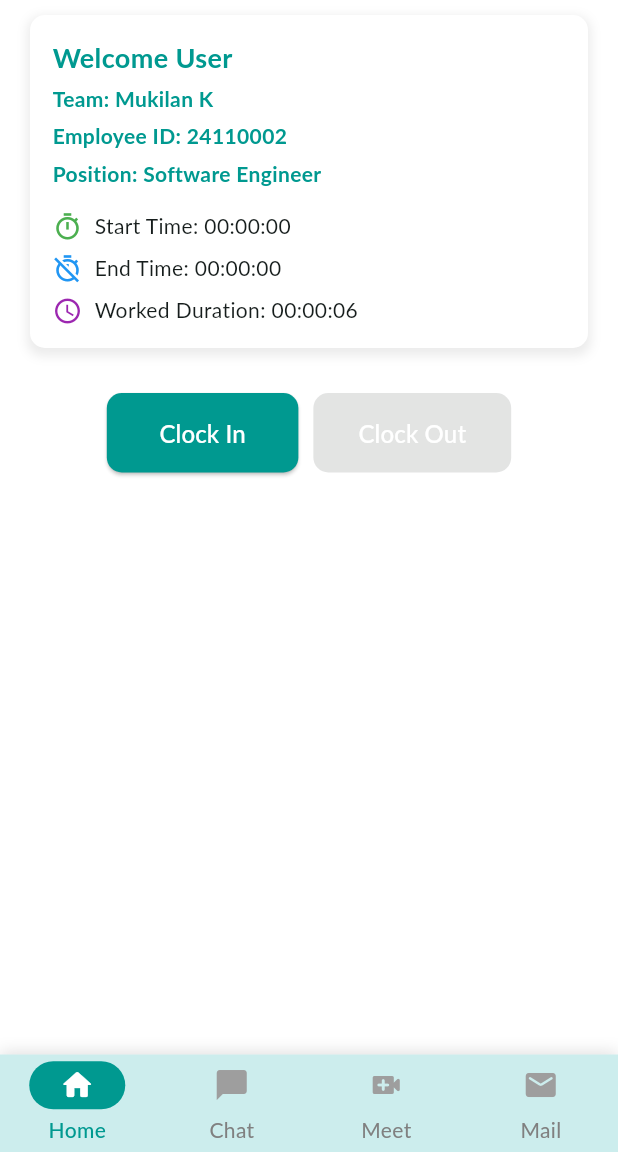
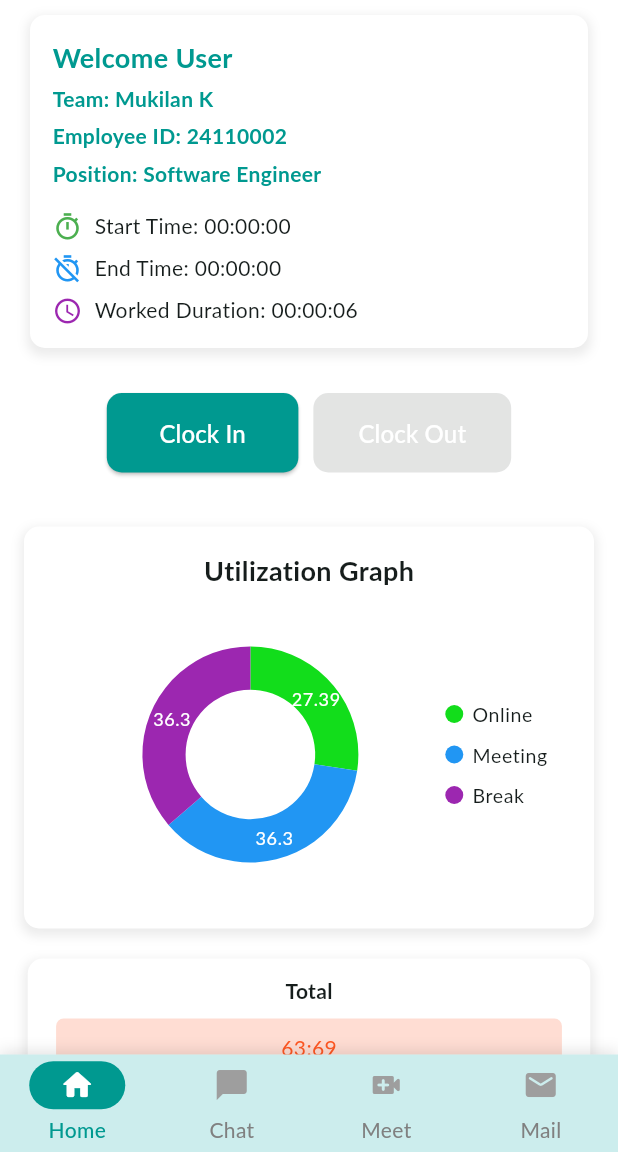
Before and after one commit to mushirkhan26/90-minutes, a Flutter app: the HomeScreen screen opened by its route, on a phone screen of 412 x 824 dp, the part 84-1236 px from its top. Run offline on Flutter 3.47's test engine with Material 3 defaults, Android fonts, the phone set to English and light mode, and no system bars; our stand-ins replace audioplayers, cached_network_image, dio, file_picker, firebase_core, firebase_messaging and 16 more; missing offline and left inert: flutter_initicon; accounts and stored records are empty; network calls fail; Roboto replaces fonts that are missing (Lato).

Commit message:
Chart UI

```diff
--- a/lib/features/home/screens/home_screen.dart
+++ b/lib/features/home/screens/home_screen.dart
@@ -10,6 +10,8 @@ import 'package:provider/provider.dart';
 import '../../../core/constants/app_constants.dart';
 import '../provider/clock_provider.dart';
 import 'package:hrtz_hrms/core/services/secure_storage_service.dart';
+
+import '../widgets/home_chart.dart';
 
 class HomeScreen extends StatelessWidget {
   const HomeScreen({super.key});
@@ -171,7 +173,7 @@ class HomeScreen extends StatelessWidget {
           },
         ),
       ),
-      body: Center(
+      body: SingleChildScrollView(
         child: Column(
           children: [
             Container(
@@ -346,6 +348,8 @@ class HomeScreen extends StatelessWidget {
                 ),
               ],
             ),
+            const SizedBox(height: 20),
+            const HomeChart(),
           ],
         ),
       ),
--- a/lib/features/home/widgets/home_chart.dart
+++ b/lib/features/home/widgets/home_chart.dart
@@ -1,10 +1,139 @@
 import 'package:flutter/material.dart';
+import 'package:syncfusion_flutter_charts/charts.dart';
+
+import '../../../config/theme/app_colors.dart';
 
 class HomeChart extends StatelessWidget {
   const HomeChart({super.key});
 
   @override
   Widget build(BuildContext context) {
-    return const Placeholder();
+    return Padding(
+      padding: const EdgeInsets.all(16.0),
+      child: Column(
+        children: [
+          Container(
+            padding: const EdgeInsets.all(16),
+            decoration: BoxDecoration(
+              color: Colors.white,
+              borderRadius: BorderRadius.circular(10),
+              boxShadow: [
+                BoxShadow(
+                  color: Colors.grey.withValues(alpha: 0.2),
+                  spreadRadius: 2,
+                  blurRadius: 5,
+                  offset: const Offset(0, 3),
+                ),
+              ],
+            ),
+            child: Column(
+              children: [
+                const Text(
+                  "Utilization Graph",
+                  style: TextStyle(fontSize: 18, fontWeight: FontWeight.bold),
+                ),
+                const SizedBox(height: 10),
+                SizedBox(
+                  height: 200,
+                  child: SfCircularChart(
+                    series: <CircularSeries>[
+                      DoughnutSeries<ChartData, String>(
+                        dataSource: [
+                          ChartData('Online', 27.39, AppColors.activeGreen),
+                          ChartData('Meeting', 36.30, Colors.blue),
+                          ChartData('Break', 36.30, Colors.purple),
+                        ],
+                        xValueMapper: (ChartData data, _) => data.category,
+                        yValueMapper: (ChartData data, _) => data.value,
+                        pointColorMapper: (ChartData data, _) => data.color,
+                        radius: '80%',
+                        innerRadius: '60%',
+                        dataLabelSettings: const DataLabelSettings(
+                          isVisible: true,
+                          labelPosition: ChartDataLabelPosition.inside,
+                          textStyle: TextStyle(
+                            fontSize: 12,
+                            color: Colors.white,
+                          ),
+                        ),
+                      ),
+                    ],
+                    legend: const Legend(
+                      isVisible: true,
+                      position: LegendPosition.right,
+                      overflowMode: LegendItemOverflowMode.wrap,
+                    ),
+                  ),
+                ),
+              ],
+            ),
+          ),
+          const SizedBox(height: 20),
+          // Existing Cards
+          _buildCard(
+            'Total',
+            '63:69',
+            Colors.deepOrange,
+            'Productivity: Medium',
+          ),
+          const SizedBox(height: 15),
+          _buildCard('Online', '27:39', AppColors.activeGreen),
+          const SizedBox(height: 15),
+          _buildCard('Meeting', '36:30', Colors.blue),
+          const SizedBox(height: 15),
+          _buildCard('Break', '36:30', Colors.purple),
+        ],
+      ),
+    );
+  }
+
+  Widget _buildCard(
+    String title,
+    String time,
+    Color color, [
+    String? subtitle,
+  ]) {
+    return Container(
+      width: 375,
+      padding: EdgeInsets.all(12),
+      decoration: BoxDecoration(
+        color: Colors.white,
+        borderRadius: BorderRadius.circular(10),
+        boxShadow: [
+          BoxShadow(
+            color: Colors.grey.withValues(alpha: 0.2),
+            spreadRadius: 2,
+            blurRadius: 5,
+            offset: Offset(0, 3),
+          ),
+        ],
+      ),
+      child: Column(
+        children: [
+          Text(title, style: TextStyle(fontWeight: FontWeight.bold)),
+          SizedBox(height: 8),
+          Container(
+            padding: EdgeInsets.symmetric(horizontal: 150, vertical: 10),
+            decoration: BoxDecoration(
+              color: color.withValues(alpha: 0.2),
+              borderRadius: BorderRadius.circular(5),
+            ),
+            child: Text(time, style: TextStyle(color: color)),
+          ),
+          if (subtitle != null) ...[
+            SizedBox(height: 4),
+            Text(subtitle, style: TextStyle(color: color, fontSize: 10)),
+          ],
+        ],
+      ),
+    );
   }
 }
+
+class ChartData {
+  final String category;
+  final double value;
+  final Color color;
+
+  ChartData(this.category, this.value, this.color);
+}
--- a/pubspec.yaml
+++ b/pubspec.yaml
@@ -41,6 +41,7 @@ dependencies:
   url_launcher: ^6.3.2
   uuid: ^4.5.1
   video_player: ^2.10.0
+  syncfusion_flutter_charts: ^31.2.4
 
 dev_dependencies:
   flutter_test:
```
Also changed, not shown: pubspec.lock.
